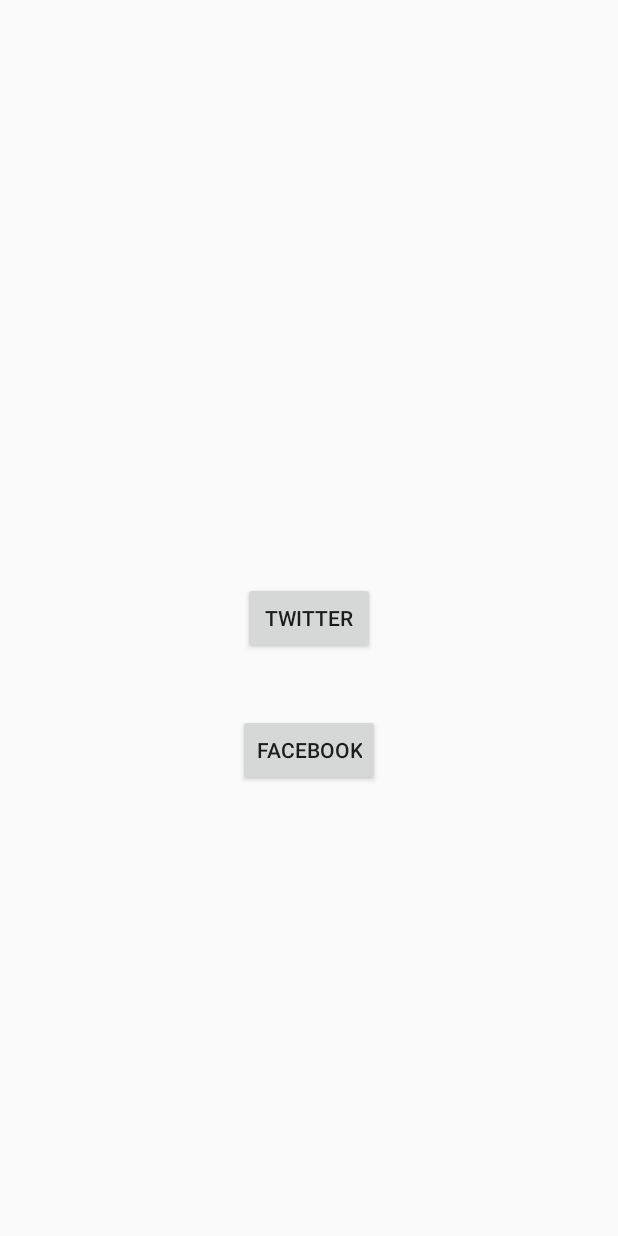
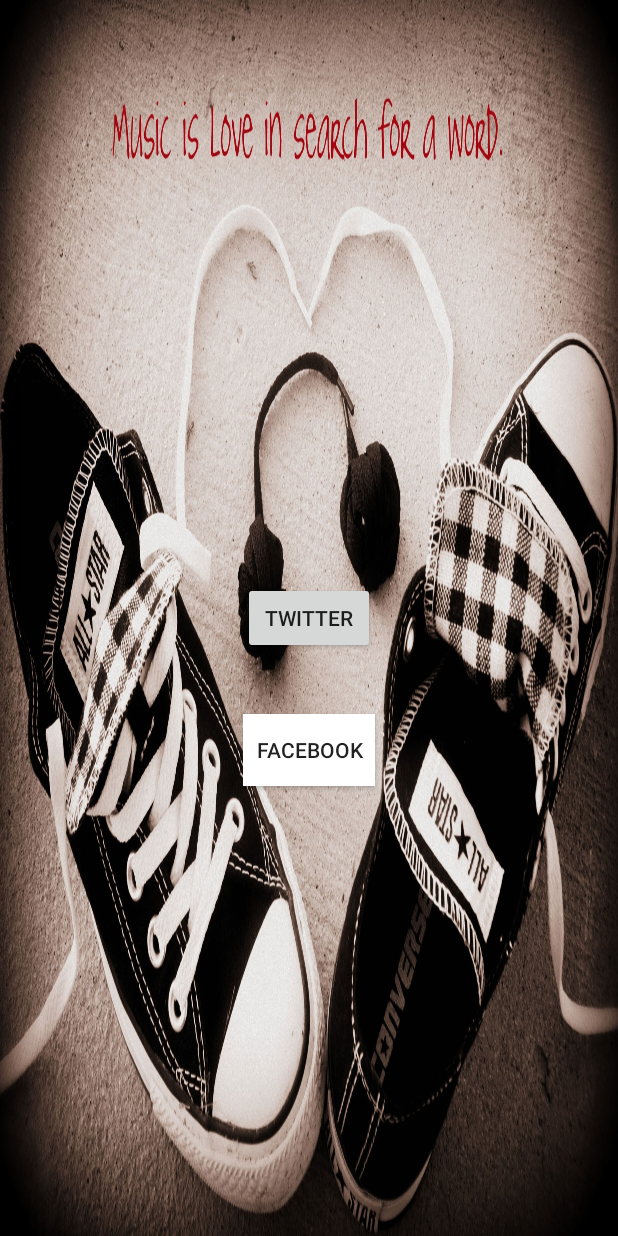
Before and after one commit to Victorgichohi/Event_Registration_System, an Android app: the screen it shows after launch (LoginActivity), on a phone screen of 412 x 824 dp. Run offline under Robolectric (Android 15) with nearby library versions, the phone set to English and light mode, and no system bars.

Commit message:
image added

```diff
--- a/app/src/main/res/layout/login_activity.xml
+++ b/app/src/main/res/layout/login_activity.xml
@@ -3,7 +3,7 @@
     xmlns:android="http://schemas.android.com/apk/res/android"
     android:layout_width="match_parent"
     android:layout_height="match_parent"
-     >
+    android:background="@drawable/shoe">
 
     <Button
         android:layout_width="wrap_content"
@@ -20,5 +20,6 @@
         android:id="@+id/button2"
         android:layout_below="@+id/button"
         android:layout_centerHorizontal="true"
-        android:layout_marginTop="40dp" />
+        android:layout_marginTop="40dp"
+        android:background="#ffffff" />
 </RelativeLayout>
```
Also changed, not shown: app/src/main/res/drawable/shoe.jpg (added).
